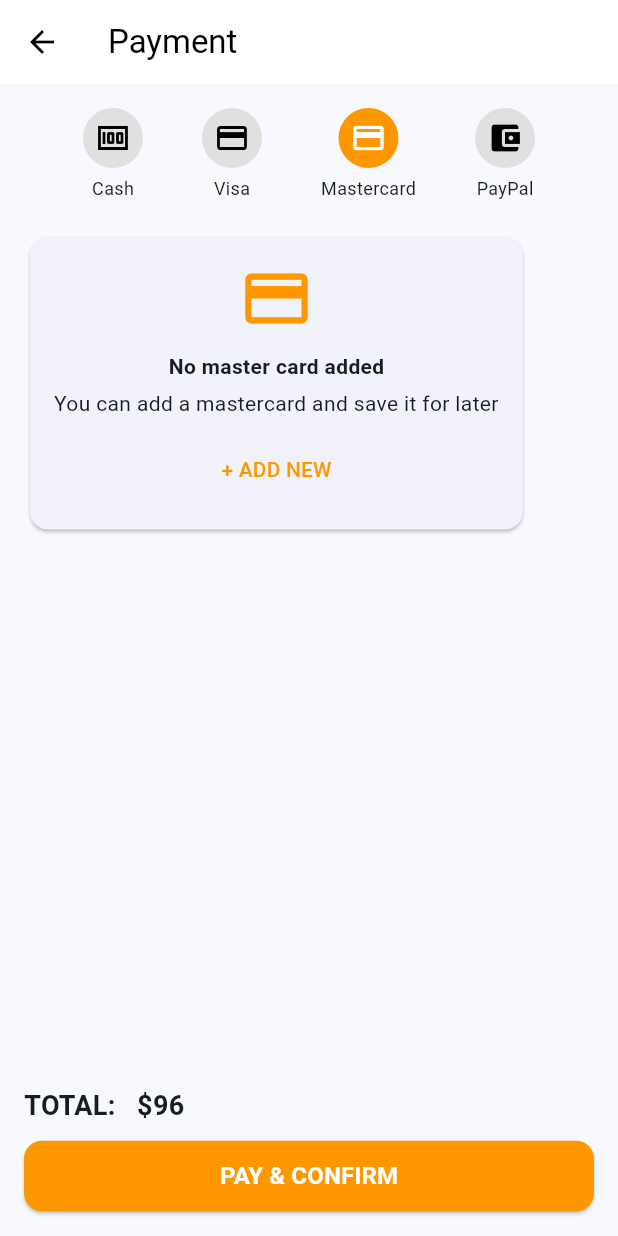
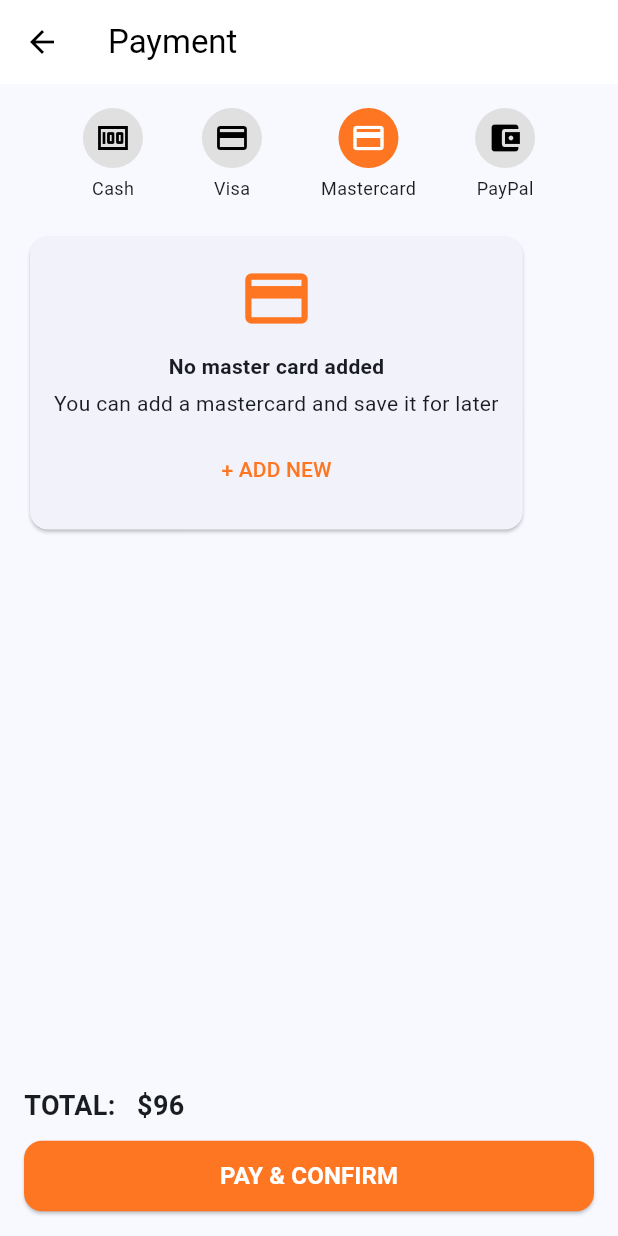
Before and after one commit to TI-POLINDRA/PEMOBILE2-D4RPL2B-PRAKTIKUM4, a Flutter app: the PaymentScreen screen opened by its route, on a phone screen of 412 x 824 dp. Run offline on Flutter 3.47's test engine with Material 3 defaults, Android fonts, the phone set to English and light mode, and no system bars; our stand-ins replace flutter_screenutil.

Commit message:
membuat nomastercardd

```diff
--- a/lib/screens/PaymentScreen_nomastercard.dart
+++ b/lib/screens/PaymentScreen_nomastercard.dart
@@ -3,7 +3,6 @@
 void main() {
   runApp(MyApp());
 }
-
 
 class MyApp extends StatelessWidget {
   @override
@@ -52,7 +51,7 @@
                 child: Column(
                   crossAxisAlignment: CrossAxisAlignment.center,
                   children: [
-                    Icon(Icons.credit_card, size: 50, color: Colors.orange),
+                    Icon(Icons.credit_card, size: 50, color: Color(0xFFFF7622)),
                     SizedBox(height: 10),
                     Text(
                       'No master card added',
@@ -65,7 +64,7 @@
                     TextButton(
                       onPressed: () {},
                       child: Text('+ ADD NEW',
-                          style: TextStyle(color: Colors.orange)),
+                          style: TextStyle(color: Color(0xFFFF7622))),
                     )
                   ],
                 ),
@@ -81,7 +80,7 @@
               width: double.infinity,
               child: ElevatedButton(
                 style: ElevatedButton.styleFrom(
-                  backgroundColor: Colors.orange,
+                  backgroundColor: Color(0xFFFF7622),
                   shape: RoundedRectangleBorder(
                     borderRadius: BorderRadius.circular(12),
                   ),
@@ -106,7 +105,7 @@
     return Column(
       children: [
         CircleAvatar(
-          backgroundColor: selected ? Colors.orange : Colors.grey.shade300,
+          backgroundColor: selected ? Color(0xFFFF7622) : Colors.grey.shade300,
           child: Icon(icon, color: selected ? Colors.white : Colors.black),
         ),
         SizedBox(height: 5),
```
